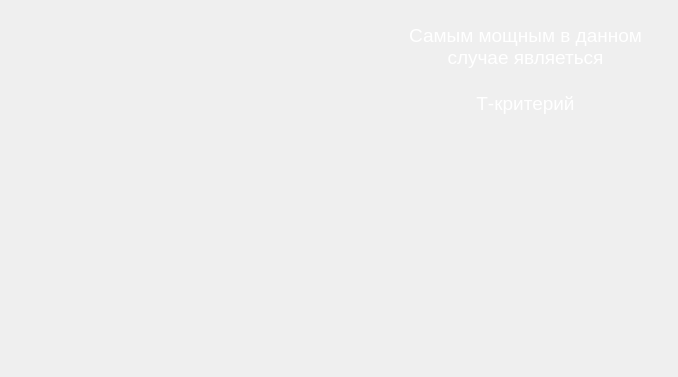
The window that untitled2.ui (C1sq/PyMi) describes before a commit, drawn with Qt 5.
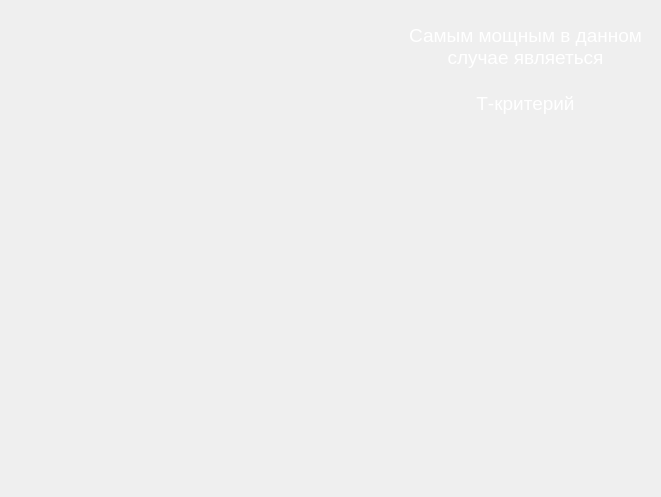
The same window after the commit.

Diff of the .ui file:
```diff
--- a/untitled2.ui
+++ b/untitled2.ui
@@ -6,8 +6,8 @@
    <rect>
     <x>0</x>
     <y>0</y>
-    <width>678</width>
-    <height>377</height>
+    <width>661</width>
+    <height>497</height>
    </rect>
   </property>
   <property name="windowTitle">
@@ -74,6 +74,28 @@
     <bool>true</bool>
    </property>
   </widget>
+  <widget class="QWidget" name="buttonContainer" native="true">
+   <property name="geometry">
+    <rect>
+     <x>20</x>
+     <y>190</y>
+     <width>300</width>
+     <height>201</height>
+    </rect>
+   </property>
+   <layout class="QVBoxLayout" name="verticalLayout"/>
+  </widget>
+  <widget class="QWidget" name="buttonContainer_2" native="true">
+   <property name="geometry">
+    <rect>
+     <x>340</x>
+     <y>190</y>
+     <width>300</width>
+     <height>201</height>
+    </rect>
+   </property>
+   <layout class="QVBoxLayout" name="verticalLayout_2"/>
+  </widget>
  </widget>
  <resources/>
  <connections/>
```
